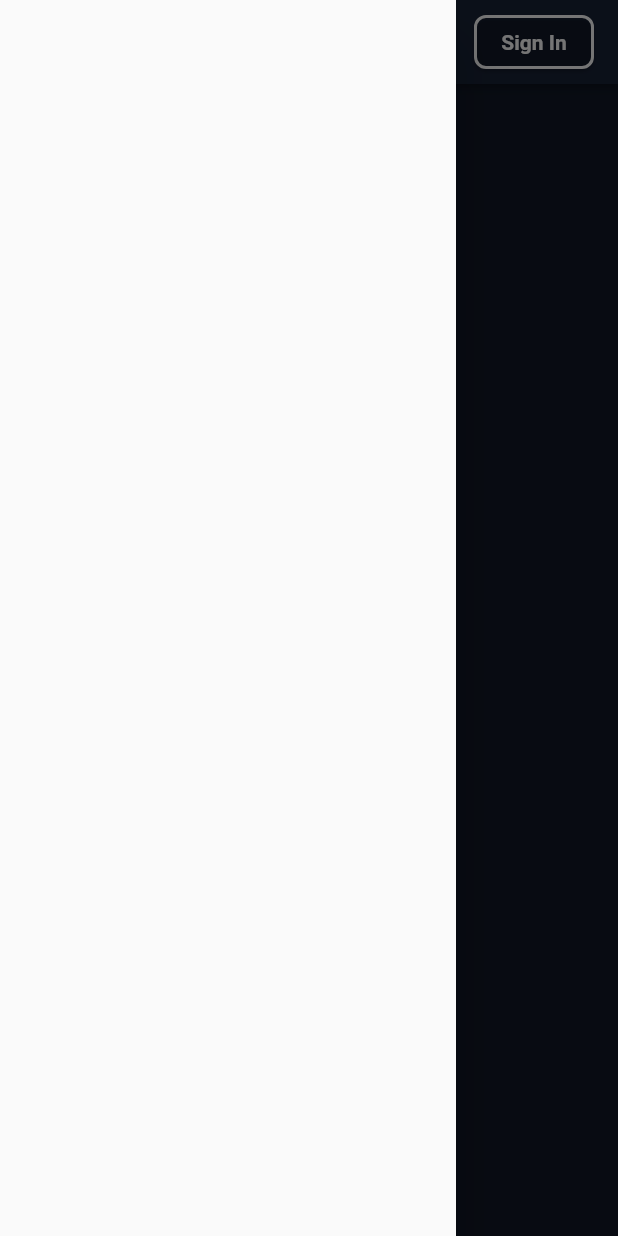
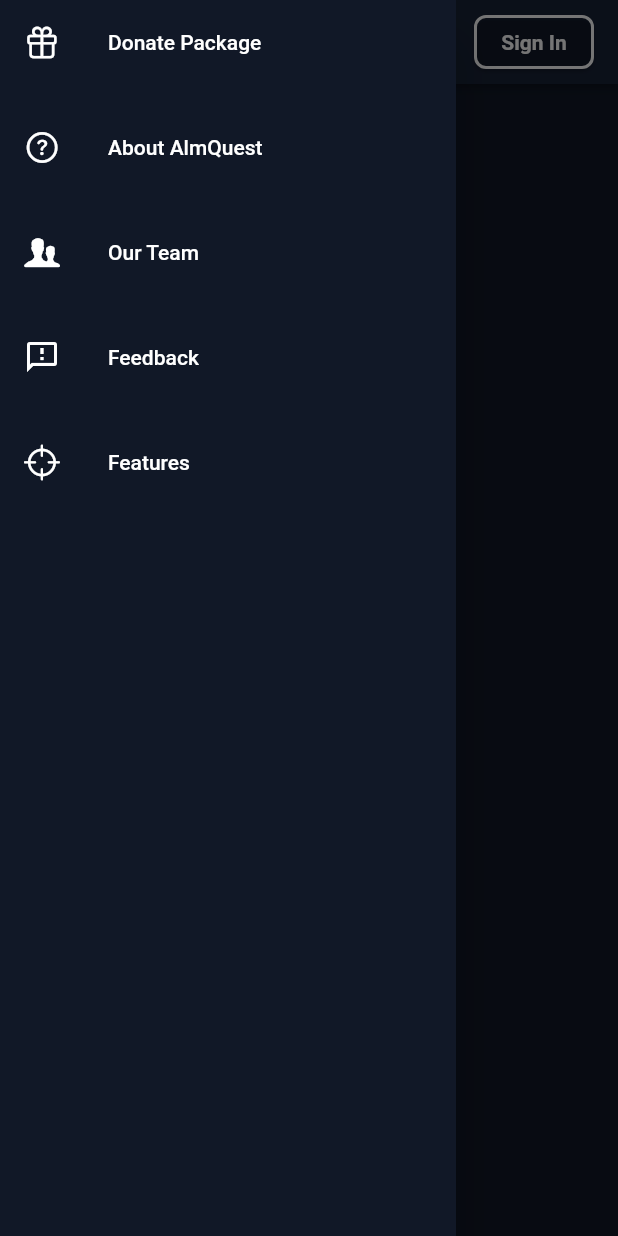
Before and after one commit to aditya3901/almquest-mobile, a Flutter app: the screen it shows after launch, with the side drawer open, on a phone screen of 412 x 824 dp. Run offline on Flutter 3.47's test engine with Material 2 defaults, Android fonts, the phone set to English and light mode, and no system bars; our stand-ins replace get, google_fonts, google_sign_in, shared_preferences; missing offline and left inert: geocoder.

Commit message:
nav drawer

```diff
--- a/lib/screens/home.dart
+++ b/lib/screens/home.dart
@@ -1,5 +1,6 @@
 import 'dart:convert';
 import 'package:almquest/screens/screens.dart';
+import 'package:almquest/widgets/navigation_drawer.dart';
 import 'package:almquest/widgets/popup_menu.dart';
 import 'package:flutter/cupertino.dart';
 import 'package:flutter/material.dart';
@@ -51,7 +52,7 @@ class _HomeState extends State<Home> {
           "photo": googleUser.photoUrl,
         };
         prefs!.setString("temp_user", jsonEncode(data));
-        Get.offAll(() => Register());
+        Get.to(() => Register());
       }
     } else {
       await GoogleSignIn().signOut();
@@ -214,7 +215,7 @@ class _HomeState extends State<Home> {
                 ),
         ],
       ),
-      drawer: const Drawer(),
+      drawer: NavigationDrawer(),
       body: Container(),
     );
   }
--- a/lib/screens/screens.dart
+++ b/lib/screens/screens.dart
@@ -1,2 +1,3 @@
 export './home.dart';
 export './register.dart';
+export './donate.dart';
--- /dev/null
+++ b/lib/widgets/navigation_drawer.dart
@@ -0,0 +1,152 @@
+import 'dart:convert';
+
+import 'package:almquest/utils/constants.dart';
+import 'package:flutter/cupertino.dart';
+import 'package:flutter/material.dart';
+import 'package:get/get.dart';
+import 'package:shared_preferences/shared_preferences.dart';
+
+import '../screens/screens.dart';
+
+class NavigationDrawer extends StatelessWidget {
+  @override
+  Widget build(BuildContext context) {
+    return Drawer(
+      backgroundColor: kBackgroundColor,
+      child: Padding(
+        padding: EdgeInsets.only(
+          top: MediaQuery.of(context).padding.top,
+        ),
+        child: SingleChildScrollView(
+          child: Wrap(
+            runSpacing: 14,
+            children: [
+              ListTile(
+                onTap: () async {
+                  Navigator.of(context).pop();
+                  final pref = await SharedPreferences.getInstance();
+                  final userStr = pref.getString("reg_user");
+                  if (userStr != null) {
+                    Get.to(() => Donate());
+                  } else {
+                    await showDialog(
+                      context: context,
+                      builder: (context) => AlertDialog(
+                        backgroundColor: kBackgroundColor,
+                        title: const ListTile(
+                          contentPadding: EdgeInsets.all(0),
+                          title: Padding(
+                            padding: EdgeInsets.only(bottom: 8),
+                            child: Text(
+                              "You have to login first to donate",
+                              style: TextStyle(
+                                fontWeight: FontWeight.bold,
+                                color: kTextColor,
+                              ),
+                            ),
+                          ),
+                          subtitle: Text(
+                            "You have to register to AlmQuest first as a Donor to be able to donate a package.",
+                            style: TextStyle(color: kLightTextColor),
+                          ),
+                        ),
+                        actions: [
+                          TextButton(
+                            onPressed: () {
+                              Navigator.of(context).pop();
+                            },
+                            child: const Text(
+                              "OK",
+                              style: TextStyle(
+                                fontWeight: FontWeight.bold,
+                                color: kTextColor,
+                              ),
+                            ),
+                          ),
+                        ],
+                      ),
+                    );
+                  }
+                },
+                leading: const Icon(
+                  CupertinoIcons.gift,
+                  color: kTextColor,
+                ),
+                title: const Text(
+                  "Donate Package",
+                  style: TextStyle(
+                    color: kTextColor,
+                  ),
+                ),
+              ),
+              ListTile(
+                onTap: () {
+                  Navigator.of(context).pop();
+                },
+                leading: const Icon(
+                  CupertinoIcons.question_circle,
+                  color: kTextColor,
+                ),
+                title: const Text(
+                  "About AlmQuest",
+                  style: TextStyle(
+                    color: kTextColor,
+                    fontSize: 14,
+                  ),
+                ),
+              ),
+              ListTile(
+                onTap: () {
+                  Navigator.of(context).pop();
+                },
+                leading: const Icon(
+                  CupertinoIcons.person_2_alt,
+                  color: kTextColor,
+                ),
+                title: const Text(
+                  "Our Team",
+                  style: TextStyle(
+                    color: kTextColor,
+                    fontSize: 14,
+                  ),
+                ),
+              ),
+              ListTile(
+                onTap: () {
+                  Navigator.of(context).pop();
+                },
+                leading: const Icon(
+                  Icons.feedback_outlined,
+                  color: kTextColor,
+                ),
+                title: const Text(
+                  "Feedback",
+                  style: TextStyle(
+                    color: kTextColor,
+                    fontSize: 14,
+                  ),
+                ),
+              ),
+              ListTile(
+                onTap: () {
+                  Navigator.of(context).pop();
+                },
+                leading: const Icon(
+                  CupertinoIcons.scope,
+                  color: kTextColor,
+                ),
+                title: const Text(
+                  "Features",
+                  style: TextStyle(
+                    color: kTextColor,
+                    fontSize: 14,
+                  ),
+                ),
+              ),
+            ],
+          ),
+        ),
+      ),
+    );
+  }
+}
```
Also changed, not shown: lib/screens/donate.dart (added, +62 -0 lines), lib/screens/register.dart (+19 -11 lines).
